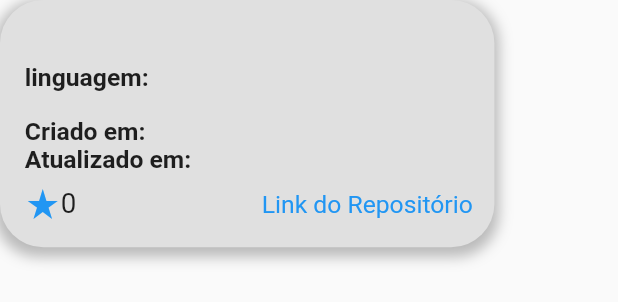
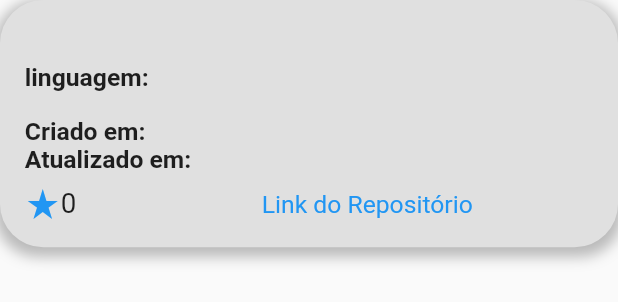
Before and after one commit to pauloed99/flutter_github_api, a Flutter app: the InfoRepoCardWidget widget shown alone on an empty page, opened directly with empty values, on a phone screen of 412 x 824 dp. Shown: the top 302 px of the screen. Run offline on Flutter 3.47's test engine with Material 2 defaults, Android fonts, the phone set to English and light mode, and no system bars; our stand-ins replace dio, get.

Commit message:
Ajustes na largura do card de repositório.

```diff
--- a/lib/app/views/widgets/info_repo_card_widget.dart
+++ b/lib/app/views/widgets/info_repo_card_widget.dart
@@ -23,7 +23,6 @@ class InfoRepoCardWidget extends StatelessWidget {
       ),
       alignment: Alignment.center,
       height: height * .2,
-      width: width * .8,
       decoration: BoxDecoration(
         boxShadow: [
           BoxShadow(
--- a/lib/app/views/widgets/user_repositories_list_widget.dart
+++ b/lib/app/views/widgets/user_repositories_list_widget.dart
@@ -13,7 +13,7 @@ class UserRepositoriesListWidget extends GetView<UserRepositoriesController> {
     return controller.obx(
       (state) => Align(
         child: SizedBox(
-          width: width * .8,
+          width: width * .9,
           child: ListView.builder(
             itemCount: state!.length,
             itemBuilder: (_, index) => InfoRepoCardWidget(
```
